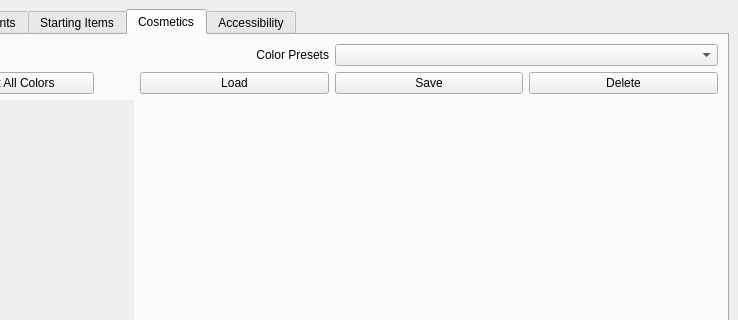
ssrando/ssrando, file gui/randogui.ui: the form before one commit; both pictures show x 464 to 1202 and y 0 to 320 of the 1202 by 759 pixel window.
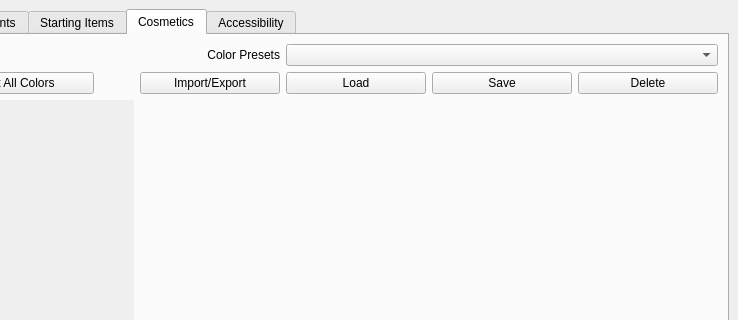
The form after the commit.

Commit message: add import/export functionality, disable delete new preset

Patch:
```diff
--- a/gui/randogui.ui
+++ b/gui/randogui.ui
@@ -2341,13 +2341,34 @@
             <property name="bottomMargin">
              <number>0</number>
             </property>
-            <item row="1" column="1">
+            <item row="1" column="2">
              <widget class="QPushButton" name="button_save_color_preset">
               <property name="text">
                <string>Save</string>
               </property>
              </widget>
             </item>
+            <item row="1" column="1">
+             <widget class="QPushButton" name="button_load_color_preset">
+              <property name="text">
+               <string>Load</string>
+              </property>
+             </widget>
+            </item>
+            <item row="1" column="3">
+             <widget class="QPushButton" name="button_delete_color_preset">
+              <property name="text">
+               <string>Delete</string>
+              </property>
+             </widget>
+            </item>
+            <item row="1" column="0">
+             <widget class="QPushButton" name="button_color_imports">
+              <property name="text">
+               <string>Import/Export</string>
+              </property>
+             </widget>
+            </item>
             <item row="0" column="0">
              <widget class="QLabel" name="label_for_color_presets">
               <property name="sizePolicy">
@@ -2364,21 +2385,7 @@
               </property>
              </widget>
             </item>
-            <item row="1" column="0">
-             <widget class="QPushButton" name="button_load_color_preset">
-              <property name="text">
-               <string>Load</string>
-              </property>
-             </widget>
-            </item>
-            <item row="1" column="2">
-             <widget class="QPushButton" name="button_delete_color_preset">
-              <property name="text">
-               <string>Delete</string>
-              </property>
-             </widget>
-            </item>
-            <item row="0" column="1" colspan="2">
+            <item row="0" column="1" colspan="3">
              <widget class="QComboBox" name="color_presets_list">
               <property name="sizePolicy">
                <sizepolicy hsizetype="Preferred" vsizetype="Fixed">
```
The commit also changes 3 other files.
